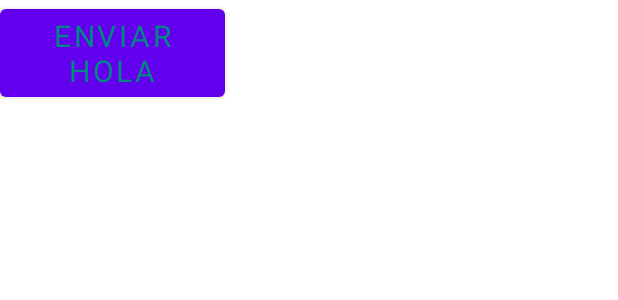
After one commit to CabBerumen/KBocchiV2, an Android app: the layout activity_chat.xml on its own in the app's theme, with its tools: preview values and no code run, on a phone screen of 412 x 824 dp. The commit adds this screen. Shown: the top 300 px of the screen. Run offline under Robolectric (Android 15) with nearby library versions, the phone set to English and light mode, and no system bars.

Commit message:
primera parte del chat y sus dependencias

```diff
--- a/app/src/main/AndroidManifest.xml
+++ b/app/src/main/AndroidManifest.xml
@@ -16,6 +16,9 @@
         android:theme="@style/Theme.KBocchiV2"
         android:usesCleartextTraffic="true"
         tools:targetApi="31">
+        <activity
+            android:name=".chat"
+            android:exported="false" />
         <activity
             android:name=".Splash"
             android:exported="true">
--- /dev/null
+++ b/app/src/main/res/layout/activity_chat.xml
@@ -0,0 +1,21 @@
+<?xml version="1.0" encoding="utf-8"?>
+<LinearLayout xmlns:android="http://schemas.android.com/apk/res/android"
+    xmlns:app="http://schemas.android.com/apk/res-auto"
+    xmlns:tools="http://schemas.android.com/tools"
+    android:layout_width="match_parent"
+    android:layout_height="match_parent"
+    tools:context=".chat">
+
+    <Button
+
+        android:id="@+id/sendHello"
+        android:layout_width="150dp"
+        android:layout_height="wrap_content"
+        android:layout_gravity=""
+        android:layout_marginTop="30dp"
+        android:fontFamily="sans-serif"
+        android:text="enviar hola"
+        android:textColor="@color/teal_700"
+        android:textSize="20sp" />
+
+    </LinearLayout>
--- a/app/src/main/res/values/strings.xml
+++ b/app/src/main/res/values/strings.xml
@@ -13,4 +13,5 @@
     <string name="nav_item5">Configuración</string>
 
 
+
 </resources>
```
Also changed, not shown: app/build.gradle (+7 -0 lines), app/src/main/java/com/example/kbocchiv2/chat.kt (added, +60 -0 lines).
